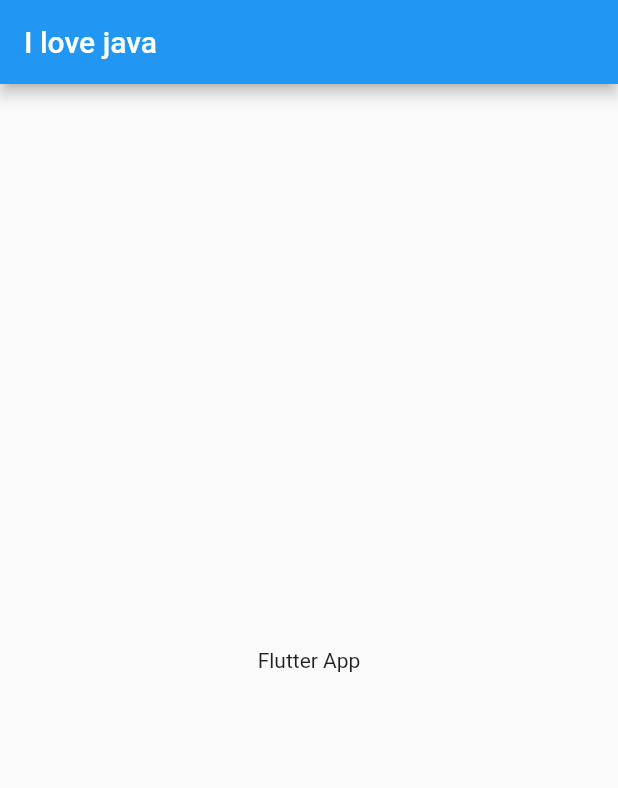
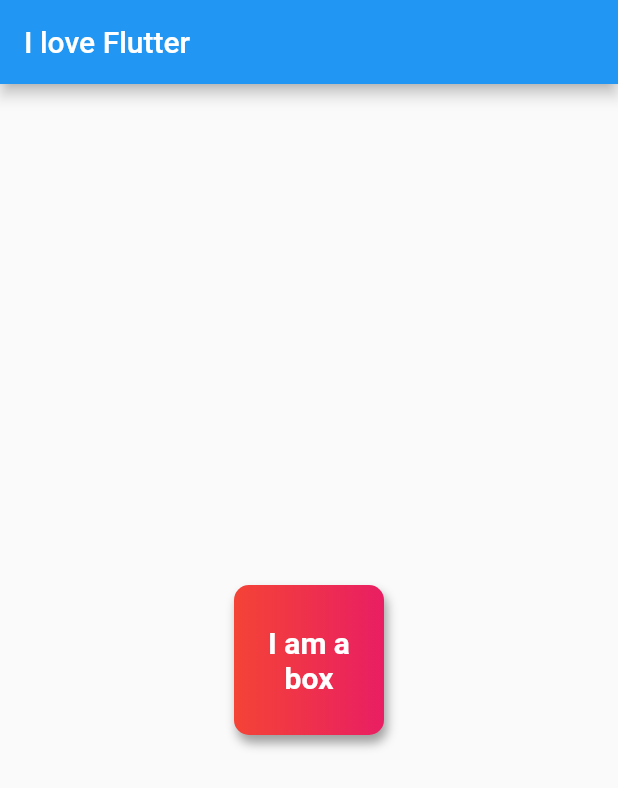
Before and after one commit to Vikash620404/awesome, a Flutter app: the screen it shows after launch, on a phone screen of 412 x 824 dp. Shown: the top 788 px of the screen. Run offline on Flutter 3.47's test engine with Material 2 defaults, Android fonts, the phone set to English and light mode, and no system bars.

Commit message:
chapter2completed

```diff
--- a/lib/main.dart
+++ b/lib/main.dart
@@ -11,11 +11,40 @@
   @override
   Widget build(BuildContext context) {
     return Scaffold(
-        appBar: AppBar(
-          title: Text("I love java"),
+      appBar: AppBar(
+        title: Text("I love Flutter"),
+      ),
+      body: Center(
+        child: Container(
+          padding: const EdgeInsets.all(8),
+          alignment: Alignment.center,
+          decoration: BoxDecoration(
+              borderRadius: BorderRadius.circular(10),
+              boxShadow: [
+                BoxShadow(
+                  color: Colors.grey,
+                  blurRadius: 5,
+                  offset: Offset(2.0, 5.0),
+                )
+              ],
+              color: Colors.yellow,
+              gradient: LinearGradient(colors: [
+                Colors.red,
+                Colors.pink,
+              ])),
+          width: 100,
+          height: 100,
+          child: Text(
+            "I am a box",
+            textAlign: TextAlign.center,
+            style: TextStyle(
+              color: Colors.white,
+              fontWeight: FontWeight.bold,
+              fontSize: 20,
+            ),
+          ),
         ),
-        body: Container(
-          child: Center(child: Text("Flutter App")),
-        ));
+      ),
+    );
   }
 }
```
